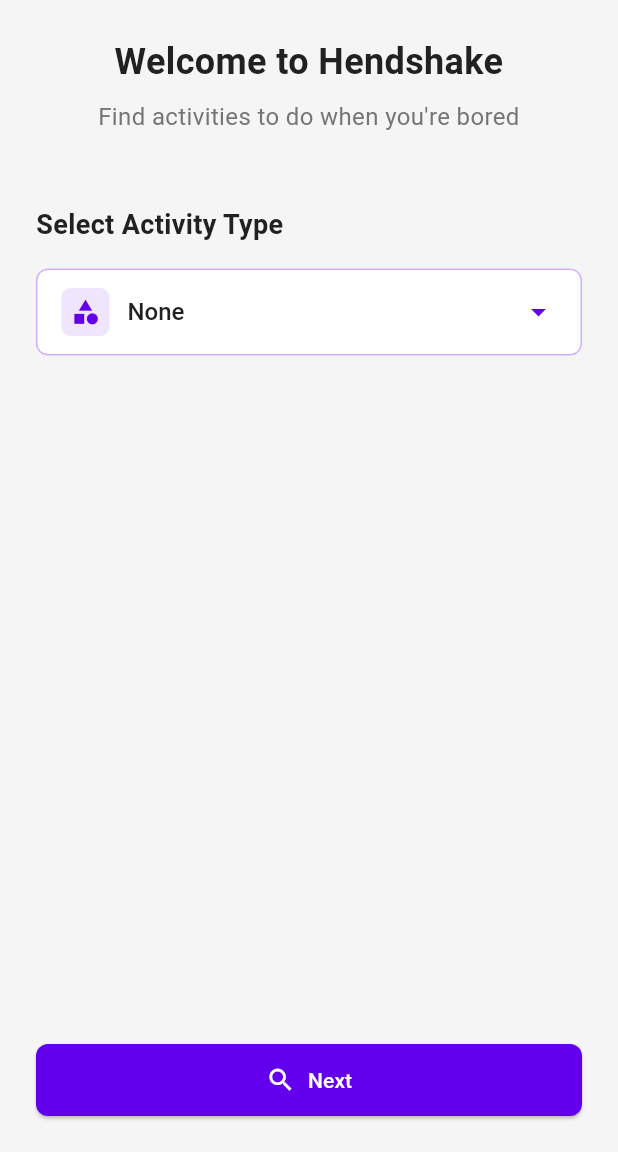
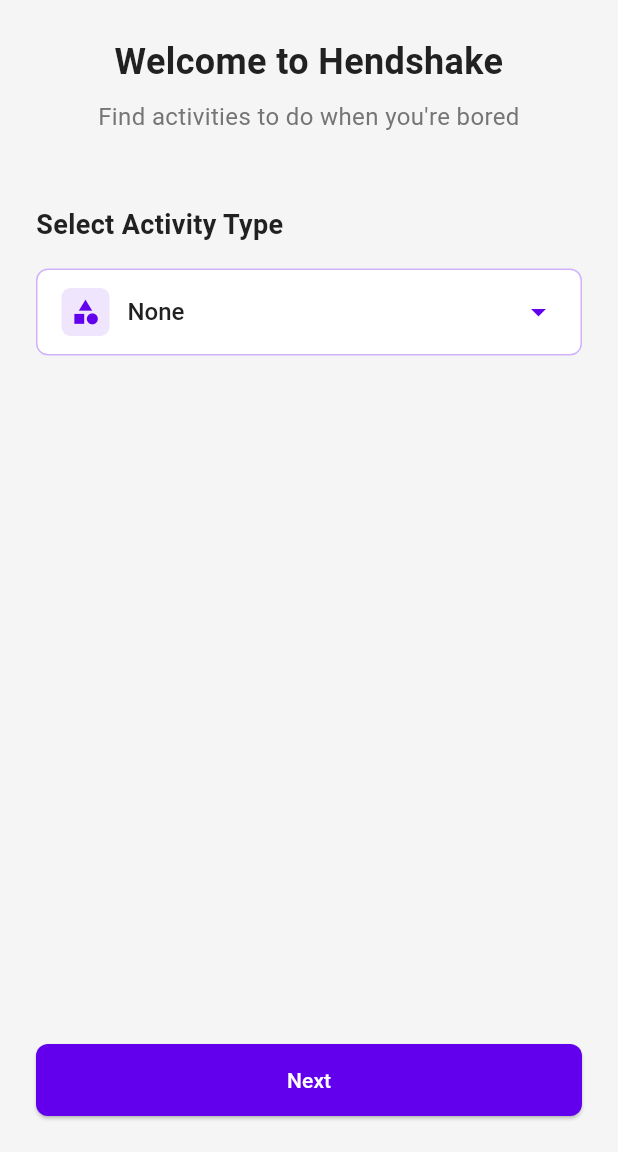
Before and after one commit to azhari-zaidie/hendshake_test_flutter, a Flutter app: the screen it shows after launch, on a phone screen of 412 x 824 dp, the part 84-1236 px from its top. Run offline on Flutter 3.47's test engine with Material 3 defaults, Android fonts, the phone set to English and light mode, and no system bars; our stand-ins replace fpdart, get_it, hive, shared_preferences; accounts and stored records are empty.

Commit message:
style: remove icon to avoid over pixcel

```diff
--- a/lib/core/shared/widgets/app_button.dart
+++ b/lib/core/shared/widgets/app_button.dart
@@ -58,8 +58,8 @@ class AppButton extends StatelessWidget {
       return Row(
         mainAxisSize: MainAxisSize.min,
         children: [
-          Icon(icon, size: 20, color: Colors.white,),
-          const SizedBox(width: 8),
+          // Icon(icon, size: 10, color: Colors.white,),
+          // const SizedBox(width: 8),s
           Text(text),
         ],
       );
--- a/lib/features/history/presentation/provider/history_provider.dart
+++ b/lib/features/history/presentation/provider/history_provider.dart
@@ -39,7 +39,9 @@ class HistoryProvider extends ChangeNotifier {
         },
         (history) {
           resetError();
-          _history = history..sort((a, b) => a.price.compareTo(b.price));
+          // the history is sorted by latest activity
+          // _history = history..sort((a, b) => a.price.compareTo(b.price));
+          _history = history;
           // print('history: ${_history.map((e) => e.activity)}');
           return ReturnResult.success(history, 'Success', '200');
         },
```
